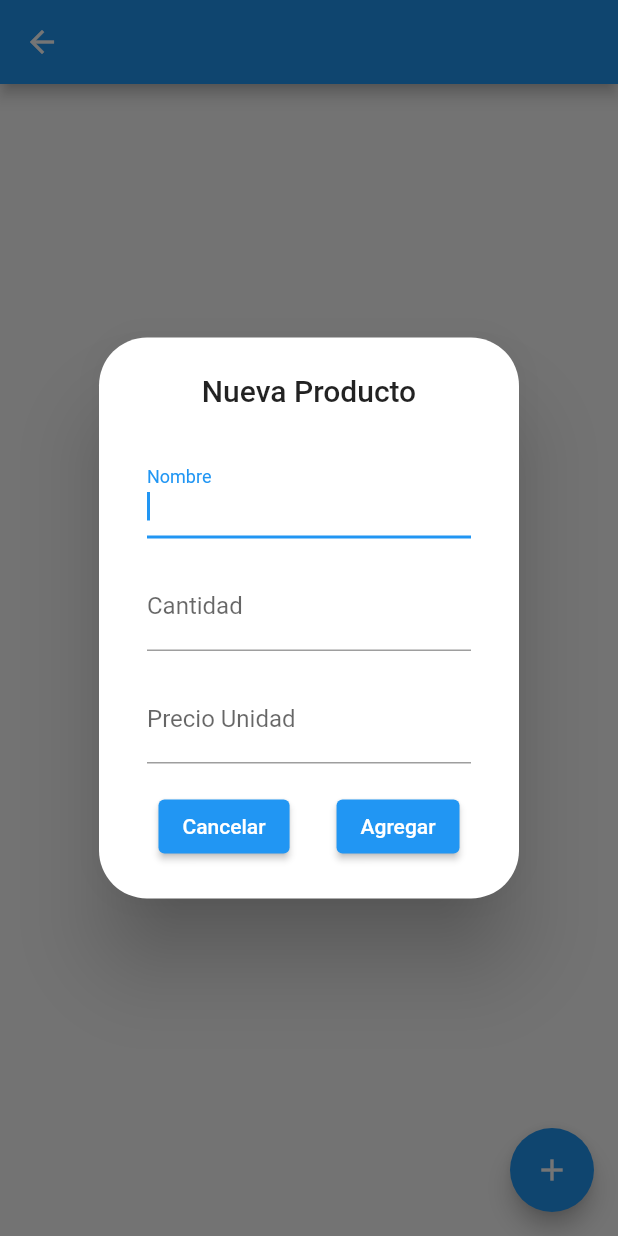
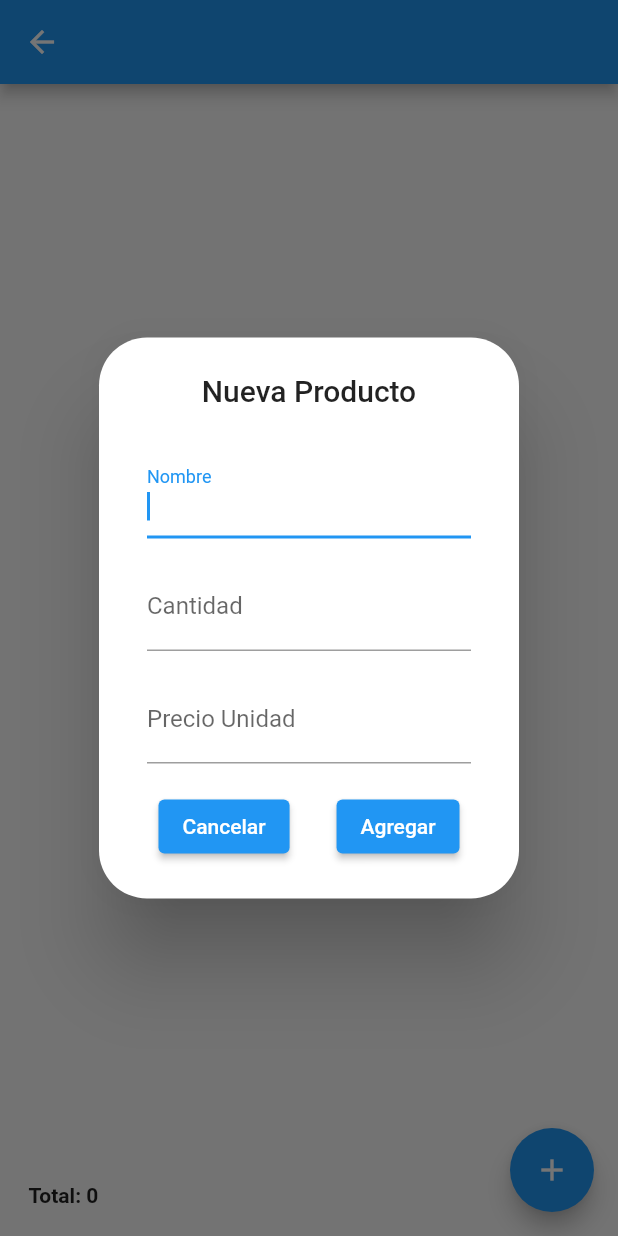
Before and after one commit to Ushio-dev/Shop_List, a Flutter app: the ItemsScreen screen opened directly with empty values, after a tap on the "add" icon, on a phone screen of 412 x 824 dp. Run offline on Flutter 3.47's test engine with Material 2 defaults, Android fonts, the phone set to English and light mode, and no system bars; our stand-ins replace sqflite; accounts and stored records are empty.

Commit message:
se agrego el calculo total

```diff
--- a/lib/src/data/db.dart
+++ b/lib/src/data/db.dart
@@ -36,7 +36,7 @@ class DB {
     Database db = await _opendDB();
     final List<Map<String, dynamic>> items =
         await db.query('item', where: "lista_id = ?", whereArgs: [id]);
-    print(items);
+
     return List.generate(
         items.length,
         (index) => ItemModel(
@@ -58,6 +58,7 @@ class DB {
     await db.delete('item', where: 'lista_id = ?', whereArgs: [id]);
     await db.delete('listas', where: "lista_id = ?", whereArgs: [id]);
   }
+
   static Future<void> insertItem(ItemModel itemModel) async {
     Database database = await _opendDB();
     database.insert('item', itemModel.toMapRequest());
--- a/lib/src/providers/items_provider.dart
+++ b/lib/src/providers/items_provider.dart
@@ -6,11 +6,12 @@ class ItemProvider with ChangeNotifier {
   List<ItemModel> _items = [];
   bool _loading = true;
   String _error = '';
+  int _total = 0;
 
   get items => _items;
   get loading => _loading;
   get error => _error;
-
+  get total => _total;
 
   Future<void> fetchItems(int id) async {
     _loading = true;
@@ -27,11 +28,18 @@ class ItemProvider with ChangeNotifier {
   void nuevoItem(ItemModel item) async {
     await DB.insertItem(item);
     await fetchItems(item.id_lista as int);
+
+    if (item.price != 0) {
+      _total = _total +  ((item.price as int) * (item.amount as int));
+      notifyListeners();
+    }
   }
 
   void deleteItem(int index) async {
     int id = _items[index].id as int;
     await DB.deleteItem(id);
+
+    _total -= (_items[index].price as int) * (_items[index].amount as int);
     _items.removeAt(index);
     notifyListeners();
   }
--- a/lib/src/screens/items_screen.dart
+++ b/lib/src/screens/items_screen.dart
@@ -39,6 +39,10 @@ class _ItemsScreenState extends State<ItemsScreen> {
       body: Padding(
         padding: const EdgeInsets.all(3.0),
         child: Center(
+            child: SafeArea(
+          child: Column(
+            children: [
+              Expanded(
                 child: ListView.builder(
                   itemCount: context.watch<ItemProvider>().items.length,
                   itemBuilder: (context, index) {
@@ -56,8 +60,8 @@ class _ItemsScreenState extends State<ItemsScreen> {
                                     borderRadius:
                                         BorderRadius.all(Radius.circular(32.0)),
                                   ),
-                          title:
-                              const Text("¿Estas seguro que deseas eliminar?"),
+                                  title: const Text(
+                                      "¿Estas seguro que deseas eliminar?"),
                                   content: Container(
                                     height: 120.0,
                                     child: Column(
@@ -65,7 +69,8 @@ class _ItemsScreenState extends State<ItemsScreen> {
                                         Form(
                                             key: formDeleteKey,
                                             child: Padding(
-                                      padding: const EdgeInsets.all(8.0),
+                                              padding:
+                                                  const EdgeInsets.all(8.0),
                                               child: Text(
                                                   "Esta seguro que desea eliminar ${context.read<ItemProvider>().items[index].name}?"),
                                             )),
@@ -102,13 +107,20 @@ class _ItemsScreenState extends State<ItemsScreen> {
                           child: Column(
                             children: [
                               ListTile(
-                        title: Text(
-                            context.read<ItemProvider>().items[index].name),
+                                title: Text(context
+                                    .read<ItemProvider>()
+                                    .items[index]
+                                    .name),
                                 subtitle: Text(
                                     "Cantidad: ${context.read<ItemProvider>().items[index].amount.toString()}"),
                                 trailing: Text(
                                     // ignore: prefer_interpolation_to_compose_strings
-                            "\$" + context.read<ItemProvider>().items[index].price.toString()),
+                                    "\$" +
+                                        context
+                                            .read<ItemProvider>()
+                                            .items[index]
+                                            .price
+                                            .toString()),
                               )
                             ],
                           ),
@@ -116,6 +128,14 @@ class _ItemsScreenState extends State<ItemsScreen> {
                       ),
                     ));
                   },
+                ),
+              ),
+              Container(
+                  padding: EdgeInsets.all(16.0),
+                  alignment: Alignment.bottomLeft,
+                  child: Text("Total: ${context.read<ItemProvider>().total}", style: TextStyle(fontWeight: FontWeight.bold),))
+            ],
+          ),
         )),
       ),
     );
@@ -210,7 +230,7 @@ class MyFab extends StatelessWidget {
                                       int cantidad = cantidadController
                                               .text.isNotEmpty
                                           ? int.parse(cantidadController.text)
-                                          : 0;
+                                          : 1;
                                       int precio =
                                           precioController.text.isNotEmpty
                                               ? int.parse(precioController.text)
--- a/lib/src/screens/principal.dart
+++ b/lib/src/screens/principal.dart
@@ -43,6 +43,7 @@ class _PrincipalScreenState extends State<PrincipalScreen> {
           body: Padding(
             padding: const EdgeInsets.all(8.0),
             child: Center(
+                child: SafeArea(
                   child: GridView.builder(
                               gridDelegate: const SliverGridDelegateWithMaxCrossAxisExtent(
                     maxCrossAxisExtent: 200,
@@ -114,6 +115,7 @@ class _PrincipalScreenState extends State<PrincipalScreen> {
                           context.read<ListasProvider>().listas[index].name,
                           textAlign: TextAlign.center));
                               },
+                            ),
                 )),
           ));
     }
```
Lines whose indentation alone changed are shown as unchanged.
